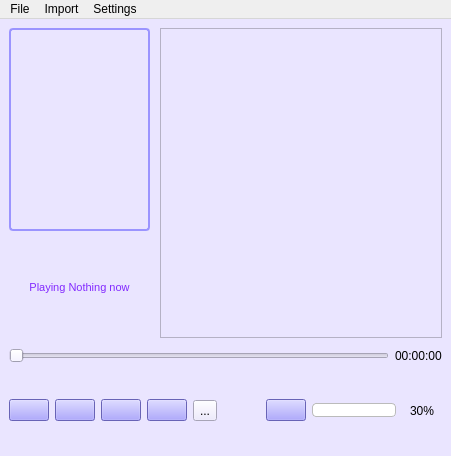
First picture: the form in mainwindow.ui, repository yzzyzz/ssrplayer, before the edit.
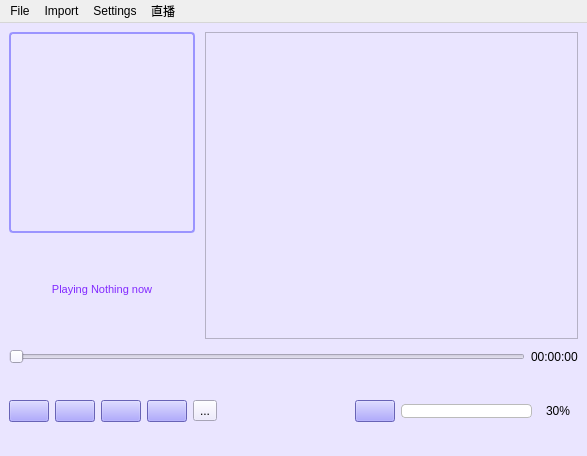
Second picture: the form after the edit. Icons and pictures are not drawn.

```diff
--- a/mainwindow.ui
+++ b/mainwindow.ui
@@ -6,7 +6,7 @@
    <rect>
     <x>0</x>
     <y>0</y>
-    <width>451</width>
+    <width>587</width>
     <height>456</height>
    </rect>
   </property>
@@ -591,8 +591,8 @@
     <rect>
      <x>0</x>
      <y>0</y>
-     <width>451</width>
-     <height>25</height>
+     <width>587</width>
+     <height>34</height>
     </rect>
    </property>
    <widget class="QMenu" name="menuFile">
@@ -616,9 +616,16 @@
     <addaction name="separator"/>
     <addaction name="actionSet_Appearance"/>
    </widget>
+   <widget class="QMenu" name="menuLive">
+    <property name="title">
+     <string>直播</string>
+    </property>
+    <addaction name="actionzhibo1"/>
+   </widget>
    <addaction name="menuFile"/>
    <addaction name="menuImport"/>
    <addaction name="menuSettings"/>
+   <addaction name="menuLive"/>
   </widget>
   <action name="actionOpen_File">
    <property name="icon">
```
Left out of the diff: 9 changed lines with no effect on the pictures.
